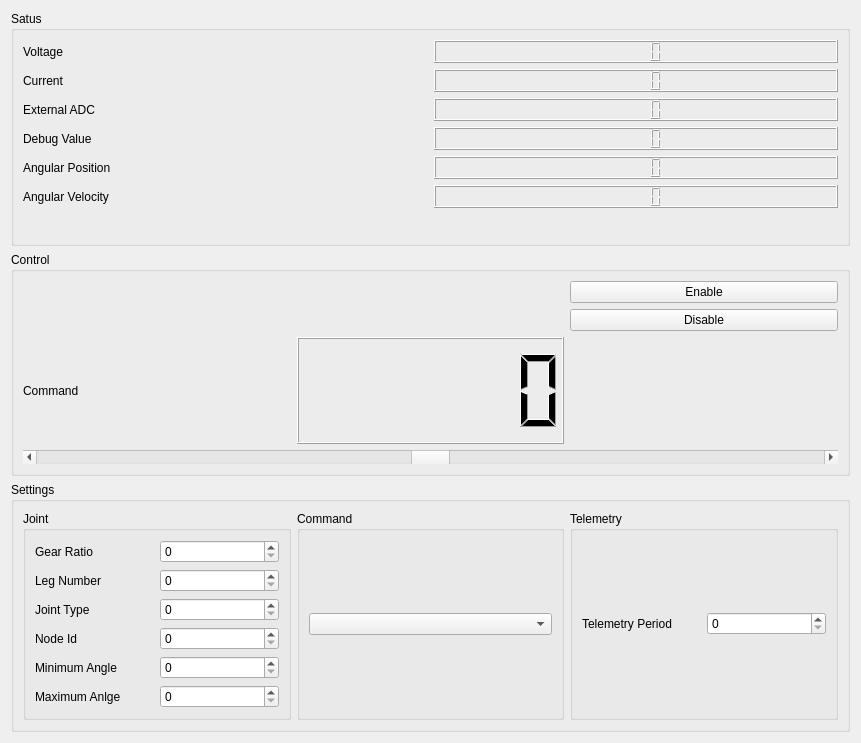
Above: app/forms/jointcontrolwidget.ui from Haziham/Honours_Computer_Software before the change. Below: the same form after it.
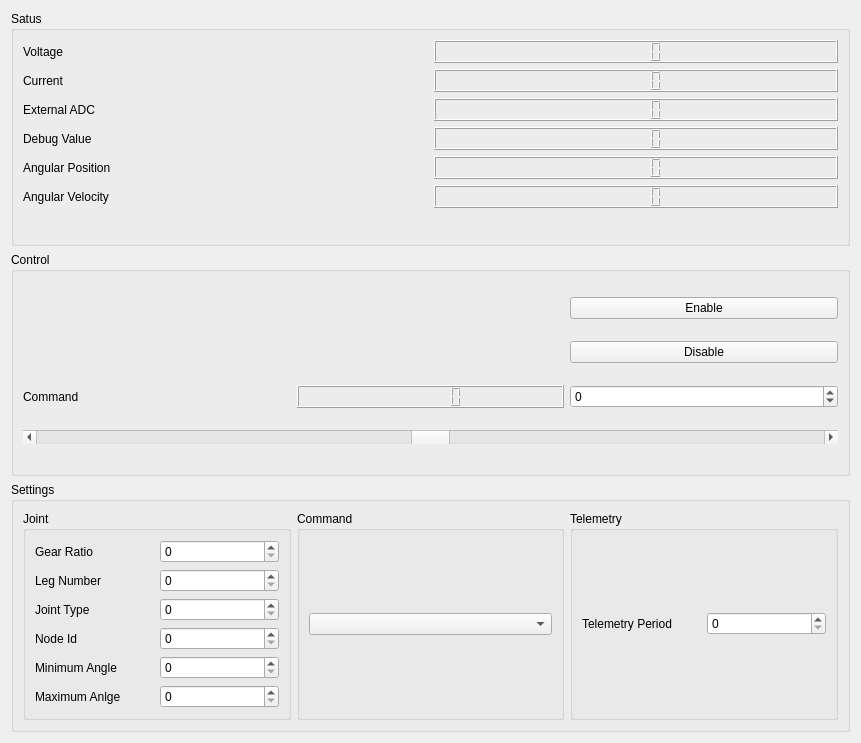
That is the form after the change. Icons and pictures are not drawn. Custom widgets are drawn as their Qt base class.

```diff
--- a/app/forms/jointcontrolwidget.ui
+++ b/app/forms/jointcontrolwidget.ui
@@ -234,6 +234,16 @@
         </property>
        </widget>
       </item>
+      <item row="3" column="2">
+       <widget class="QSpinBox" name="commandValueInput">
+        <property name="minimum">
+         <number>-100000</number>
+        </property>
+        <property name="maximum">
+         <number>100000</number>
+        </property>
+       </widget>
+      </item>
      </layout>
     </widget>
    </item>
```
